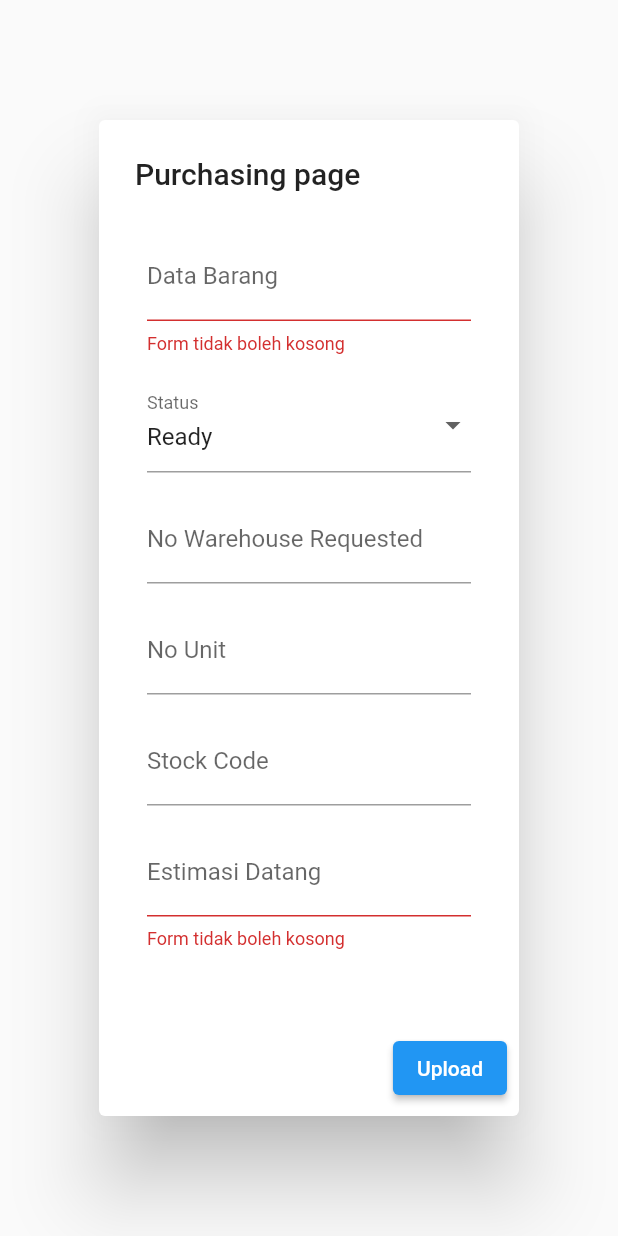
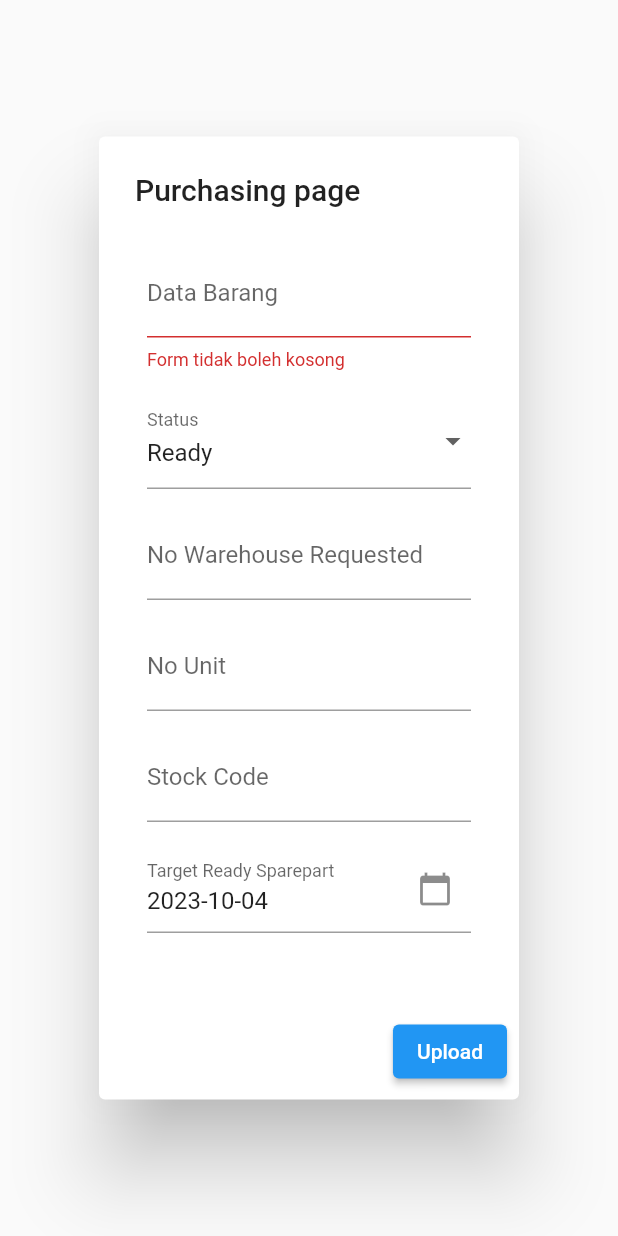
Before and after one commit to re11n/OrderManagement-NusaTech, a Flutter app: the Purchasing_form widget shown alone on an empty page, opened directly with empty values, after a tap on "Upload", on a phone screen of 412 x 824 dp. Run offline on Flutter 3.47's test engine with Material 2 defaults, Android fonts, the phone set to English and light mode, and no system bars; our stand-ins replace cloud_firestore, file_picker, firebase_auth, firebase_core, firebase_storage, flutter_progress_hud and 1 more; accounts and stored records are empty; network calls fail.

Commit message:
revisi estimasi jadi date pick

```diff
--- a/lib/components/planner_form.dart
+++ b/lib/components/planner_form.dart
@@ -21,8 +21,8 @@ class _Planner_formState extends State<Planner_form> {
   final _formKey = GlobalKey<FormState>();
 
   DateTime _selectedDate = DateTime.now();
-  DateTime _eksekusi1 = DateTime.now(); // New date field 2
-  DateTime _eksekusi2 = DateTime.now(); // New date field 3
+  DateTime _eksekusi1 = DateTime.now();
+  DateTime _eksekusi2 = DateTime.now();
   final DateTime _maxDate = DateTime(2099, 12, 31);
 
   String _name = '';
--- a/lib/components/purchasing_form.dart
+++ b/lib/components/purchasing_form.dart
@@ -2,6 +2,7 @@
 
 import 'package:cloud_firestore/cloud_firestore.dart';
 import 'package:flutter/material.dart';
+import 'package:intl/intl.dart';
 
 class Purchasing_form extends StatefulWidget {
   final String noWarehouse;
@@ -28,6 +29,53 @@ class _Purchasing_formState extends State<Purchasing_form> {
   bool isUploading = false;
   TextEditingController databarang = TextEditingController();
   TextEditingController estimasi = TextEditingController();
+  final DateTime _maxDate = DateTime(2099, 12, 31);
+  DateTime _selectedDate = DateTime.now();
+
+  void _showErrorDialog(BuildContext context, String errorMessage) {
+    showDialog(
+      context: context,
+      builder: (BuildContext context) {
+        return AlertDialog(
+          title: Text('Error'),
+          content: Text(errorMessage),
+          actions: <Widget>[
+            TextButton(
+              onPressed: () {
+                Navigator.of(context).pop();
+              },
+              child: Text('OK'),
+            ),
+          ],
+        );
+      },
+    );
+  }
+
+  String? _validateDate(DateTime selectedDate) {
+    if (selectedDate == null) {
+      return 'Tanggal harus diisi';
+    }
+    if (selectedDate.isAfter(_maxDate)) {
+      return 'Tanggal tidak boleh melebihi $_maxDate';
+    }
+    return null;
+  }
+
+  Future<void> _selectDate(BuildContext context) async {
+    final DateTime? picked = await showDatePicker(
+      context: context,
+      initialDate: _selectedDate,
+      firstDate: DateTime(2000),
+      lastDate: DateTime(2101),
+    );
+
+    if (picked != null && picked != _selectedDate) {
+      setState(() {
+        _selectedDate = picked;
+      });
+    }
+  }
 
   @override
   void initState() {
@@ -174,16 +222,19 @@ class _Purchasing_formState extends State<Purchasing_form> {
                   height: 15,
                 ),
                 TextFormField(
-                  decoration: const InputDecoration(
-                    labelText: 'Estimasi Datang',
+                  readOnly: true,
+                  controller: TextEditingController(
+                    text: "${_selectedDate.toLocal()}".split(' ')[0],
                   ),
-                  controller: estimasi,
-                  validator: (value) {
-                    if (value == null || value.isEmpty) {
-                      return 'Form tidak boleh kosong';
-                    }
-                    return null;
+                  decoration: InputDecoration(
+                    labelText: 'Target Ready Sparepart',
+                    suffixIcon: IconButton(
+                      icon: const Icon(Icons.calendar_today),
+                      onPressed: () {
+                        _selectDate(context);
                       },
+                    ),
+                  ),
                 ),
                 const SizedBox(
                   height: 15,
@@ -194,11 +245,15 @@ class _Purchasing_formState extends State<Purchasing_form> {
       actions: [
         ElevatedButton(
             onPressed: () async {
+              final validationMessage = _validateDate(_selectedDate);
+              if (_validateDate(_selectedDate) == null) {
                 if (_formKey.currentState!.validate()) {
                   String nowarehouse = widget.noWarehouse;
                   Map<String, dynamic> fieldsToUpdate = {
                     'dataBarang': databarang.text,
-                  'estimasi': estimasi.text,
+                    'estimasi': DateFormat('yyyy/MM/dd')
+                        .format(_selectedDate)
+                        .toString(),
                     'status': _status,
                   };
                   showDialog(
@@ -214,6 +269,9 @@ class _Purchasing_formState extends State<Purchasing_form> {
                   );
                   await updateDocumentFields(nowarehouse, fieldsToUpdate);
                 }
+              } else {
+                _showErrorDialog(context, validationMessage!);
+              }
             },
             child: const Text('Upload'))
       ],
```
Lines whose indentation alone changed are shown as unchanged.
